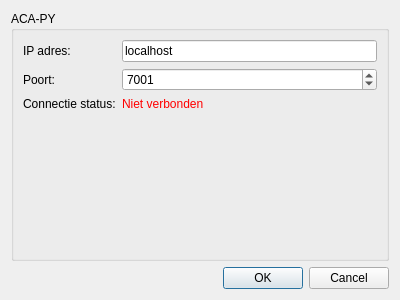
blu3beri/MNNU-Desktop, file ui/settings.ui: the form before one commit.
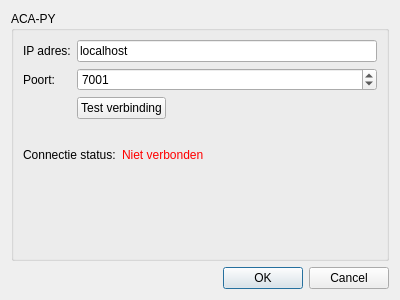
The form after the commit.

Commit message: Added api handler instance to gui, Added test button to settings

Patch:
```diff
--- a/ui/settings.ui
+++ b/ui/settings.ui
@@ -14,11 +14,23 @@
    <string>MNNU-Desktop instellingen</string>
   </property>
   <layout class="QGridLayout" name="gridLayout">
+   <item row="1" column="0">
+    <widget class="QDialogButtonBox" name="buttonBox">
+     <property name="orientation">
+      <enum>Qt::Horizontal</enum>
+     </property>
+     <property name="standardButtons">
+      <set>QDialogButtonBox::Cancel|QDialogButtonBox::Ok</set>
+     </property>
+    </widget>
+   </item>
    <item row="0" column="0">
     <widget class="QGroupBox" name="groupBox">
      <property name="title">
       <string>ACA-PY</string>
      </property>
+     <layout class="QVBoxLayout" name="verticalLayout">
+      <item>
      <layout class="QFormLayout" name="formLayout">
       <item row="0" column="0">
        <widget class="QLabel" name="iplabel">
@@ -37,6 +49,13 @@
         </property>
        </widget>
       </item>
+        <item row="1" column="0">
+         <widget class="QLabel" name="portlabel">
+          <property name="text">
+           <string>Poort:</string>
+          </property>
+         </widget>
+        </item>
       <item row="1" column="1">
        <widget class="QSpinBox" name="portvalue">
         <property name="minimum">
@@ -50,22 +69,31 @@
         </property>
        </widget>
       </item>
-      <item row="1" column="0">
-       <widget class="QLabel" name="portlabel">
-        <property name="text">
-         <string>Poort:</string>
-        </property>
-       </widget>
-      </item>
-      <item row="2" column="0">
-       <widget class="QLabel" name="connlabel">
-        <property name="text">
-         <string>Connectie status:</string>
-        </property>
-       </widget>
-      </item>
       <item row="2" column="1">
+         <widget class="QPushButton" name="testConnectionBtn">
+          <property name="sizePolicy">
+           <sizepolicy hsizetype="Fixed" vsizetype="Fixed">
+            <horstretch>0</horstretch>
+            <verstretch>0</verstretch>
+           </sizepolicy>
+          </property>
+          <property name="text">
+           <string>Test verbinding</string>
+          </property>
+         </widget>
+        </item>
+       </layout>
+      </item>
+      <item>
+       <layout class="QFormLayout" name="formLayout_2">
+        <item row="0" column="1">
        <widget class="QLabel" name="connstatus">
+          <property name="sizePolicy">
+           <sizepolicy hsizetype="Preferred" vsizetype="Preferred">
+            <horstretch>0</horstretch>
+            <verstretch>0</verstretch>
+           </sizepolicy>
+          </property>
         <property name="font">
          <font>
           <weight>50</weight>
@@ -80,17 +108,16 @@
         </property>
        </widget>
       </item>
-     </layout>
-    </widget>
-   </item>
-   <item row="1" column="0">
-    <widget class="QDialogButtonBox" name="buttonBox">
-     <property name="orientation">
-      <enum>Qt::Horizontal</enum>
-     </property>
-     <property name="standardButtons">
-      <set>QDialogButtonBox::Cancel|QDialogButtonBox::Ok</set>
-     </property>
+        <item row="0" column="0">
+         <widget class="QLabel" name="connlabel">
+          <property name="text">
+           <string>Connectie status:</string>
+          </property>
+         </widget>
+        </item>
+       </layout>
+      </item>
+     </layout>
     </widget>
    </item>
   </layout>
```
Lines whose indentation alone changed are shown as unchanged. The commit also changes 2 other files.
